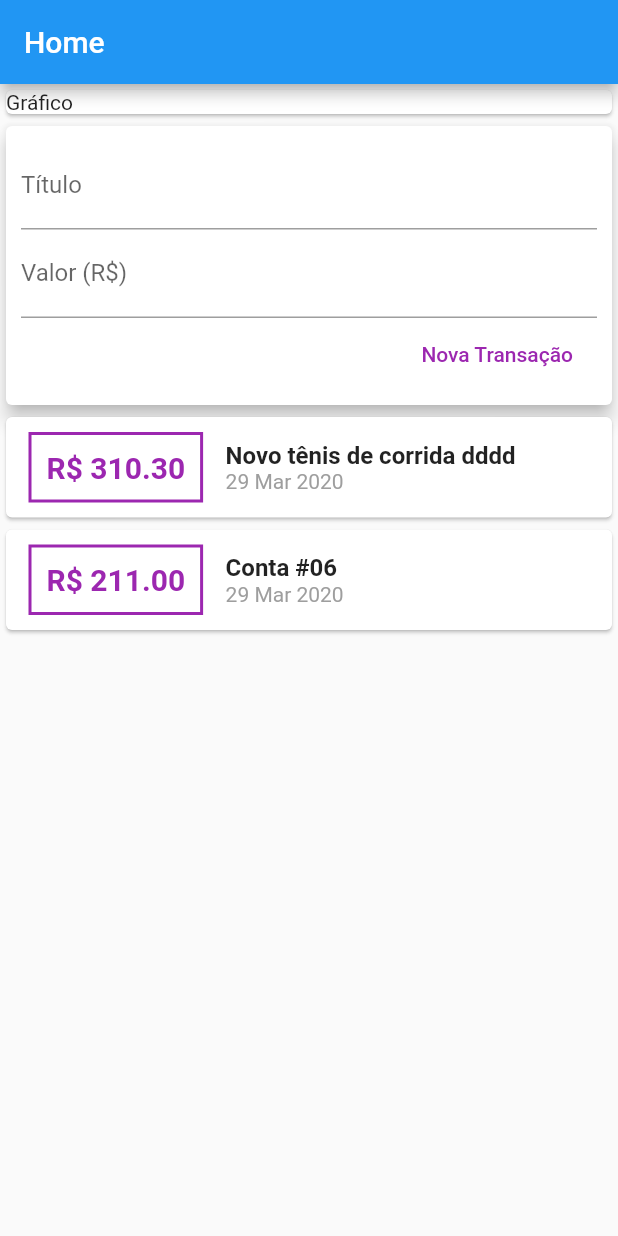
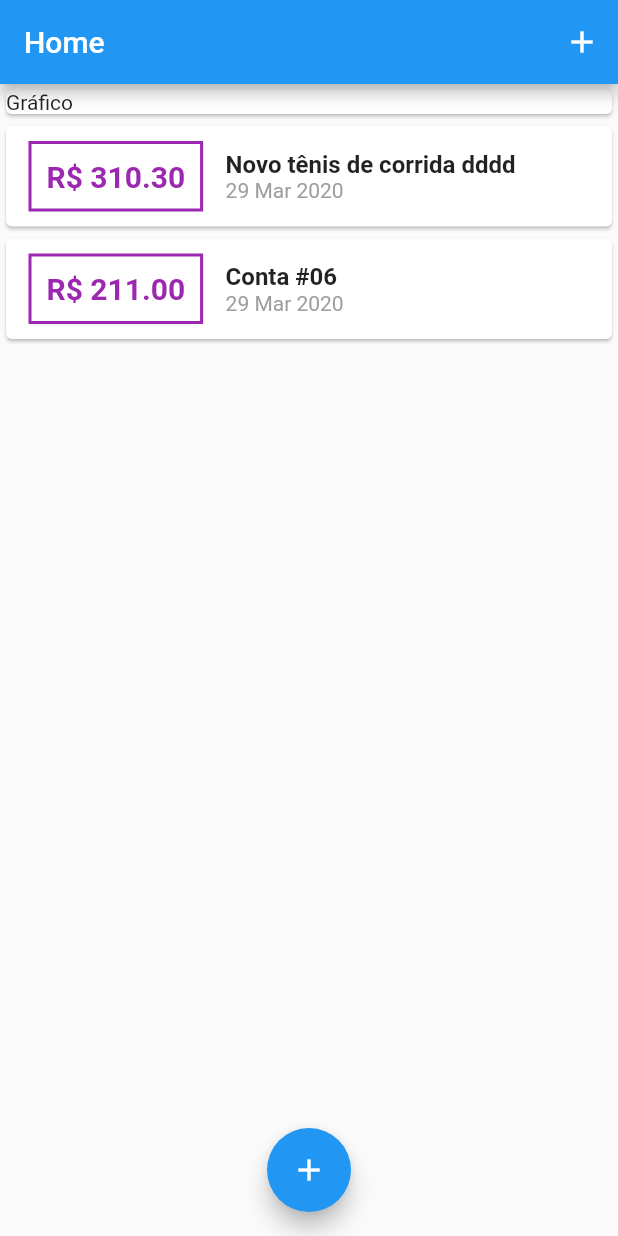
Before and after one commit to Luccasoli/flutter_expenses, a Flutter app: the screen it shows after launch, on a phone screen of 412 x 824 dp. Run offline on Flutter 3.47's test engine with Material 2 defaults, Android fonts, the phone set to English and light mode, and no system bars.

```diff
--- a/lib/components/transaction_user.dart
+++ /dev/null
@@ -1,53 +0,0 @@
-import 'dart:math';
-
-import 'package:expenses/components/transaction_form.dart';
-import 'package:expenses/components/transaction_list.dart';
-import 'package:expenses/models/Transaction.dart';
-import 'package:flutter/material.dart';
-
-class TransactionUser extends StatefulWidget {
-  @override
-  _TransactionUserState createState() => _TransactionUserState();
-}
-
-class _TransactionUserState extends State<TransactionUser> {
-  final _transactions = [
-    Transaction(
-      id: '1',
-      title: 'Novo tênis de corrida dddd',
-      value: 310.30,
-      date: DateTime.now(),
-    ),
-    Transaction(
-      id: '26',
-      title: 'Conta #06',
-      value: 211,
-      date: DateTime.now(),
-    ),
-  ];
-
-  _addTransaction(String title, double value) {
-    final newTransaction = Transaction(
-      id: Random().nextDouble().toString(),
-      title: title,
-      value: value,
-      date: DateTime.now(),
-    );
-
-    setState(() {
-      _transactions.add(newTransaction);
-    });
-  }
-
-  @override
-  Widget build(BuildContext context) {
-    return Expanded(
-      child: Column(
-        children: <Widget>[
-          TransactionForm(_addTransaction),
-          TransactionList(_transactions),
-        ],
-      ),
-    );
-  }
-}
--- a/lib/main.dart
+++ b/lib/main.dart
@@ -1,6 +1,7 @@
+import 'dart:math';
+
 import 'package:expenses/components/transaction_form.dart';
 import 'package:expenses/components/transaction_list.dart';
-import 'package:expenses/components/transaction_user.dart';
 import 'package:expenses/models/Transaction.dart';
 import 'package:flutter/material.dart';
 
@@ -15,16 +16,67 @@ class ExpensesApp extends StatelessWidget {
   Widget build(BuildContext context) {
     return MaterialApp(
       home: Home(),
+      debugShowCheckedModeBanner: false,
     );
   }
 }
 
-class Home extends StatelessWidget {
+class Home extends StatefulWidget {
+  @override
+  _HomeState createState() => _HomeState();
+}
+
+class _HomeState extends State<Home> {
+  final _transactions = [
+    Transaction(
+      id: '1',
+      title: 'Novo tênis de corrida dddd',
+      value: 310.30,
+      date: DateTime.now(),
+    ),
+    Transaction(
+      id: '26',
+      title: 'Conta #06',
+      value: 211,
+      date: DateTime.now(),
+    ),
+  ];
+
+  void _addTransaction(String title, double value) {
+    final newTransaction = Transaction(
+      id: Random().nextDouble().toString(),
+      title: title,
+      value: value,
+      date: DateTime.now(),
+    );
+
+    setState(() {
+      _transactions.add(newTransaction);
+    });
+
+    Navigator.of(context).pop();
+  }
+
+  void _openTransactionFormModal(context) {
+    showModalBottomSheet(
+      context: context,
+      builder: (context) {
+        return TransactionForm(_addTransaction);
+      },
+    );
+  }
+
   @override
   Widget build(BuildContext context) {
     return Scaffold(
       appBar: AppBar(
         title: Text('Home'),
+        actions: <Widget>[
+          IconButton(
+            icon: Icon(Icons.add),
+            onPressed: () => _openTransactionFormModal(context),
+          ),
+        ],
       ),
       body: Column(
         crossAxisAlignment: CrossAxisAlignment.stretch,
@@ -34,9 +86,14 @@ class Home extends StatelessWidget {
             child: Text('Gráfico'),
           ),
           // Lista de Despesas
-          TransactionUser(),
+          TransactionList(_transactions),
         ],
       ),
+      floatingActionButton: FloatingActionButton(
+        child: Icon(Icons.add),
+        onPressed: () => _openTransactionFormModal(context),
+      ),
+      floatingActionButtonLocation: FloatingActionButtonLocation.centerFloat,
     );
   }
 }
```
Also changed, not shown: lib/components/transaction_form.dart (+12 -6 lines).
